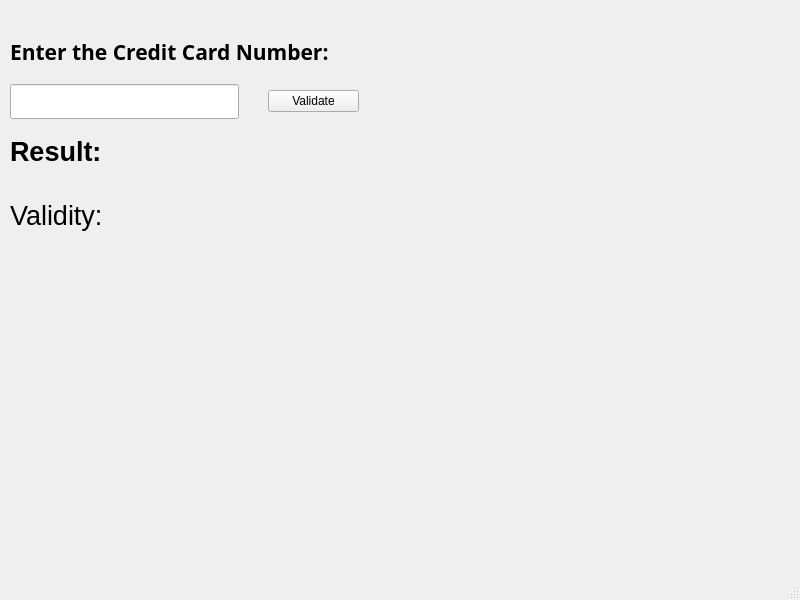
This is mainwindow.ui in Sugam-Baidya/Credit_card_validator as Qt 5 draws it before an edit. The edited form follows.
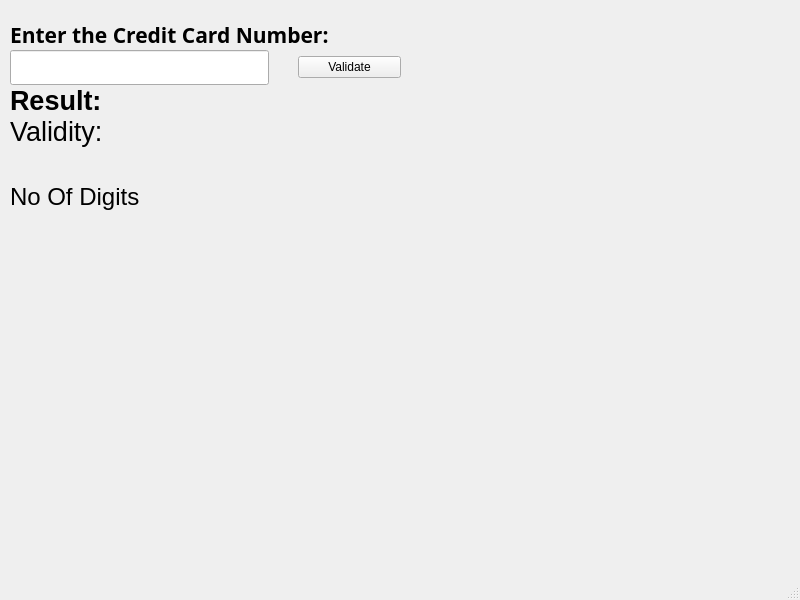
This is the edited form.

Commit message: validator error solved

```diff
--- a/mainwindow.ui
+++ b/mainwindow.ui
@@ -19,10 +19,12 @@
      <rect>
       <x>10</x>
       <y>20</y>
-      <width>349</width>
-      <height>227</height>
+      <width>391</width>
+      <height>221</height>
      </rect>
     </property>
+    <layout class="QVBoxLayout" name="verticalLayout_2">
+     <item>
     <layout class="QVBoxLayout" name="verticalLayout">
      <property name="spacing">
       <number>0</number>
@@ -105,6 +107,36 @@
        </item>
        <item>
         <widget class="QLabel" name="label_4">
+           <property name="font">
+            <font>
+             <pointsize>18</pointsize>
+            </font>
+           </property>
+           <property name="text">
+            <string/>
+           </property>
+          </widget>
+         </item>
+        </layout>
+       </item>
+      </layout>
+     </item>
+     <item>
+      <layout class="QHBoxLayout" name="horizontalLayout_3">
+       <item>
+        <widget class="QLabel" name="label_5">
+         <property name="font">
+          <font>
+           <pointsize>18</pointsize>
+          </font>
+         </property>
+         <property name="text">
+          <string>No Of Digits</string>
+         </property>
+        </widget>
+       </item>
+       <item>
+        <widget class="QLabel" name="label_6">
          <property name="font">
           <font>
            <pointsize>18</pointsize>
```
Lines whose indentation alone changed are shown as unchanged. The commit also changes 2 other files.
